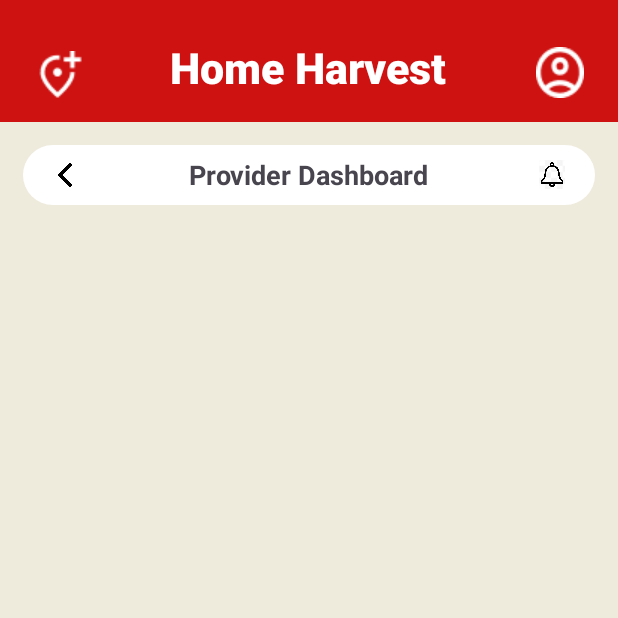
After one commit to Vraj-14/monir-try, an Android app: the provider_dashboard screen opened directly, with no data from a screen before it, on a phone screen of 412 x 824 dp, the top half of it. The commit adds this screen. Run offline under Robolectric (Android 15) with nearby library versions, the light colour scheme and no system bars; Roboto replaces fonts that are not available here.

Commit message:
commit till 12-11-24

```diff
--- a/app/src/main/AndroidManifest.xml
+++ b/app/src/main/AndroidManifest.xml
@@ -12,6 +12,9 @@
         android:supportsRtl="true"
         android:theme="@style/Theme.Monirtry"
         tools:targetApi="31">
+        <activity
+            android:name=".provider_dashboard"
+            android:exported="false" />
         <activity
             android:name=".Location_4"
             android:exported="false" />
--- a/app/src/main/java/com/example/monir_try/HomePage.java
+++ b/app/src/main/java/com/example/monir_try/HomePage.java
@@ -18,7 +18,6 @@ public class HomePage extends AppCompatActivity {
     private ta_ItemAdapter ta_itemAdapter;
     private List<ta_ItemModel> ta_ItemList;
 
-
     private RecyclerView horizontalRecyclerView;
     private HorizontalAdapter adapter;
     private List<ItemModel> itemList;
@@ -38,7 +37,7 @@ public class HomePage extends AppCompatActivity {
             }
         });
 
-        // Initialize RecyclerView and set layout manager
+        // Initialize horizontal RecyclerView and set layout manager
         horizontalRecyclerView = findViewById(R.id.horizontalRecyclerView);
         LinearLayoutManager layoutManager = new LinearLayoutManager(this, LinearLayoutManager.HORIZONTAL, false);
         horizontalRecyclerView.setLayoutManager(layoutManager);
@@ -50,7 +49,7 @@ public class HomePage extends AppCompatActivity {
         itemList.add(new ItemModel(R.drawable.punjabi, "Punjabi"));
         itemList.add(new ItemModel(R.drawable.chinese, "Chinese"));
 
-        // Initialize the adapter and set it on the RecyclerView
+        // Initialize the adapter and set it on the horizontal RecyclerView
         adapter = new HorizontalAdapter(itemList, new HorizontalAdapter.OnItemClickListener() {
             @Override
             public void onItemClick(ItemModel item) {
@@ -61,40 +60,62 @@ public class HomePage extends AppCompatActivity {
                         startActivity(intent);
                         break;
 
-                    case "Punjabi" :
-                        intent = new Intent(HomePage.this, Pizza.class);
+                    case "Punjabi":
+                        intent = new Intent(HomePage.this, Pizza.class); // Change to appropriate class
                         startActivity(intent);
-                        break;//change to punjabi.class
+                        break;
 
                     case "Gujarati":
-                        intent = new Intent(HomePage.this, Pizza.class); //change to gujarati.class
+                        intent = new Intent(HomePage.this, Pizza.class); // Change to appropriate class
                         startActivity(intent);
                         break;
                 }
             }
         });
-        // Set the adapter for RecyclerView
+        // Set the adapter for horizontal RecyclerView
         horizontalRecyclerView.setAdapter(adapter);
-
-
 
         //*****************************************************************************************
 
-        //Initialize the RecyclerView and set layout manager
+        // Initialize the vertical RecyclerView and set layout manager
         ta_RecyclerView = findViewById(R.id.ta_RecyclerView);
         ta_RecyclerView.setLayoutManager(new LinearLayoutManager(this));
 
-        //Inintialize data
+        // Initialize data for ta_ItemList
         ta_ItemList = new ArrayList<>();
-        //List<ta_ItemModel> itemList = new ArrayList<>();
         ta_ItemList.add(new ta_ItemModel(R.drawable.mask_group_1, "Mummy's Kitchen", "North Indian", "1.6 Km Away", 4.5f));
         ta_ItemList.add(new ta_ItemModel(R.drawable.mask_group_1, "Mahi Krupa Kitchen", "Punjabi", "2.5 Km Away", 3.5f));
         ta_ItemList.add(new ta_ItemModel(R.drawable.mask_group_1, "Krishna Kitchen", "Gujarati", "5 Km Away", 2.5f));
 
-        ta_itemAdapter = new ta_ItemAdapter(this, ta_ItemList);
+        // Initialize the ta_itemAdapter and set it on the vertical RecyclerView
+        ta_itemAdapter = new ta_ItemAdapter(this, ta_ItemList, new ta_ItemAdapter.OnItemClickListener() {
+            @Override
+            public void onItemClick(ta_ItemModel item) {
+                // Handle item click here
+                Intent intent;
+                switch (item.getProviderName()) {
+                    case "Mummy's Kitchen":
+                        intent = new Intent(HomePage.this, Pizza.class); // Change to actual activity
+                        startActivity(intent);
+                        break;
+
+                    case "Mahi Krupa Kitchen":
+                        intent = new Intent(HomePage.this, Pizza.class); // Change to actual activity
+                        startActivity(intent);
+                        break;
+
+                    case "Krishna Kitchen":
+                        intent = new Intent(HomePage.this, Pizza.class); // Change to actual activity
+                        startActivity(intent);
+                        break;
+                }
+            }
+        });
+
+        // Set the adapter for the vertical RecyclerView
         ta_RecyclerView.setAdapter(ta_itemAdapter);
 
-
-        Log.d("HomePage", "Adapter is attached to RecyclerView"); // Debugging log
+        // Debugging log to confirm setup
+        Log.d("HomePage", "Adapter is attached to RecyclerView");
     }
 }
--- /dev/null
+++ b/app/src/main/java/com/example/monir_try/provider_dashboard.java
@@ -0,0 +1,24 @@
+package com.example.monir_try;
+
+import android.os.Bundle;
+
+import androidx.activity.EdgeToEdge;
+import androidx.appcompat.app.AppCompatActivity;
+import androidx.core.graphics.Insets;
+import androidx.core.view.ViewCompat;
+import androidx.core.view.WindowInsetsCompat;
+
+public class provider_dashboard extends AppCompatActivity {
+
+    @Override
+    protected void onCreate(Bundle savedInstanceState) {
+        super.onCreate(savedInstanceState);
+        EdgeToEdge.enable(this);
+        setContentView(R.layout.activity_provider_dashboard);
+        ViewCompat.setOnApplyWindowInsetsListener(findViewById(R.id.main), (v, insets) -> {
+            Insets systemBars = insets.getInsets(WindowInsetsCompat.Type.systemBars());
+            v.setPadding(systemBars.left, systemBars.top, systemBars.right, systemBars.bottom);
+            return insets;
+        });
+    }
+}
--- a/app/src/main/java/com/example/monir_try/ta_ItemAdapter.java
+++ b/app/src/main/java/com/example/monir_try/ta_ItemAdapter.java
@@ -19,21 +19,29 @@ public class ta_ItemAdapter extends RecyclerView.Adapter<ta_ItemAdapter.ViewHold
 
     private Context context;
     private List<ta_ItemModel> ta_itemList;
+    private OnItemClickListener listener;
 
-    //Constructor
-    public ta_ItemAdapter(Context context, List<ta_ItemModel> itemList) {
+    // Constructor
+    public ta_ItemAdapter(Context context, List<ta_ItemModel> itemList, OnItemClickListener listener) {
         this.context = context;
         this.ta_itemList = itemList;
+        this.listener = listener;
     }
+
+    // Interface for item click handling
+    public interface OnItemClickListener {
+        void onItemClick(ta_ItemModel item);
+    }
+
     @NonNull
     @Override
-    public ta_ItemAdapter.ViewHolder onCreateViewHolder(@NonNull ViewGroup parent, int viewType) {
+    public ViewHolder onCreateViewHolder(@NonNull ViewGroup parent, int viewType) {
         View view = LayoutInflater.from(context).inflate(R.layout.ta_itemlayout, parent, false);
         return new ViewHolder(view);
     }
 
-    @Override //dddd
-    public void onBindViewHolder(@NonNull ta_ItemAdapter.ViewHolder holder, int position) {
+    @Override
+    public void onBindViewHolder(@NonNull ViewHolder holder, int position) {
         ta_ItemModel item = ta_itemList.get(position);
 
         // Bind data to the views in the ViewHolder
@@ -42,8 +50,17 @@ public class ta_ItemAdapter extends RecyclerView.Adapter<ta_ItemAdapter.ViewHold
         holder.itemMenuType.setText(item.getMenuType());
         holder.itemDistance.setText(item.getDistance());
         holder.itemRating.setRating(item.getRating());
+
+        // Set an onClickListener for each item
+        holder.itemView.setOnClickListener(new View.OnClickListener() {
+            @Override
+            public void onClick(View v) {
+                if (listener != null) {
+                    listener.onItemClick(item);
+                }
+            }
+        });
     }
-
 
     @Override
     public int getItemCount() {
@@ -64,10 +81,6 @@ public class ta_ItemAdapter extends RecyclerView.Adapter<ta_ItemAdapter.ViewHold
             itemMenuType = itemView.findViewById(R.id.menu_type);
             itemDistance = itemView.findViewById(R.id.distance);
             itemRating = itemView.findViewById(R.id.ratingBar);
-
         }
     }
-
-
-
 }
--- a/app/src/main/res/layout/activity_home_page.xml
+++ b/app/src/main/res/layout/activity_home_page.xml
@@ -56,11 +56,10 @@
         <ImageView
             android:id="@+id/imageView2"
             android:layout_width="30dp"
-            android:layout_height="123dp"
+            android:layout_height="match_parent"
             android:layout_weight="1"
             android:paddingTop="15dp"
             android:paddingRight="15dp"
-            android:paddingBottom="30dp"
             android:scaleType="centerInside"
             app:srcCompat="@drawable/account_circle" />
 
--- /dev/null
+++ b/app/src/main/res/layout/activity_provider_dashboard.xml
@@ -0,0 +1,153 @@
+<?xml version="1.0" encoding="utf-8"?>
+<androidx.constraintlayout.widget.ConstraintLayout xmlns:android="http://schemas.android.com/apk/res/android"
+    xmlns:app="http://schemas.android.com/apk/res-auto"
+    xmlns:tools="http://schemas.android.com/tools"
+    android:id="@+id/main"
+    android:layout_width="match_parent"
+    android:layout_height="match_parent"
+    tools:context=".provider_dashboard">
+
+    <LinearLayout
+        android:layout_width="match_parent"
+        android:layout_height="match_parent"
+        android:background="#EEEBDD"
+        android:orientation="vertical"
+        app:layout_constraintBottom_toBottomOf="parent"
+        app:layout_constraintEnd_toEndOf="parent"
+        app:layout_constraintHorizontal_bias="0.5"
+        app:layout_constraintStart_toStartOf="parent"
+        app:layout_constraintTop_toTopOf="parent"
+        app:layout_constraintVertical_bias="0.5">
+
+
+        <LinearLayout
+            android:layout_width="match_parent"
+            android:layout_height="81dp"
+            android:background="#CE1212"
+            android:orientation="horizontal"
+            app:layout_constraintBottom_toBottomOf="parent"
+            app:layout_constraintEnd_toEndOf="parent"
+            app:layout_constraintHorizontal_bias="0.0"
+            app:layout_constraintStart_toStartOf="parent"
+            app:layout_constraintTop_toTopOf="parent"
+            app:layout_constraintVertical_bias="0">
+
+            <ImageView
+                android:id="@+id/imageView4"
+                android:layout_width="30dp"
+                android:layout_height="match_parent"
+                android:layout_weight="1"
+                android:adjustViewBounds="true"
+                android:paddingLeft="15dp"
+                android:paddingTop="30dp"
+                android:paddingBottom="10dp"
+                android:scaleType="centerInside"
+                app:srcCompat="@drawable/add_location_alt" />
+
+            <TextView
+                android:id="@+id/textView11"
+                android:layout_width="1dp"
+                android:layout_height="match_parent"
+                android:layout_weight="9"
+                android:fontFamily="sans-serif-medium"
+                android:gravity="center_horizontal"
+                android:paddingTop="25dp"
+                android:text="Home Harvest"
+                android:textAllCaps="false"
+                android:textColor="#FFFFFF"
+                android:textSize="28.6sp"
+                android:textStyle="bold" />
+
+            <ImageView
+                android:id="@+id/imageView2"
+                android:layout_width="30dp"
+                android:layout_height="match_parent"
+                android:layout_weight="1"
+                android:paddingTop="15dp"
+                android:paddingRight="15dp"
+                android:scaleType="centerInside"
+                app:srcCompat="@drawable/account_circle" />
+
+
+        </LinearLayout>
+
+        <androidx.constraintlayout.widget.Guideline
+            android:id="@+id/guideline10"
+            android:layout_width="wrap_content"
+            android:layout_height="wrap_content"
+            android:orientation="vertical"
+            app:layout_constraintGuide_begin="20dp" />
+
+        <androidx.constraintlayout.widget.Guideline
+            android:id="@+id/guideline11"
+            android:layout_width="wrap_content"
+            android:layout_height="wrap_content"
+            android:orientation="horizontal"
+            app:layout_constraintGuide_begin="20dp" />
+
+        <LinearLayout
+            android:layout_width="match_parent"
+            android:layout_height="40dp"
+            android:layout_marginStart="15dp"
+            android:layout_marginTop="15dp"
+            android:layout_marginEnd="15dp"
+            android:background="@drawable/rounded_corners"
+            android:orientation="horizontal">
+
+
+            <LinearLayout
+                android:layout_width="match_parent"
+                android:layout_height="wrap_content"
+                android:orientation="horizontal"
+                android:gravity="center">
+
+                <!-- Left ImageView -->
+                <ImageView
+                    android:id="@+id/imageView10"
+                    android:layout_width="0dp"
+                    android:layout_height="wrap_content"
+                    android:layout_weight="1"
+                    android:scaleType="centerInside"
+                    android:padding="12dp"
+                    app:srcCompat="@drawable/arrow_left" />
+
+                <!-- Centered TextView -->
+                <TextView
+                    android:id="@+id/textView31"
+                    android:layout_width="212dp"
+                    android:layout_height="match_parent"
+                    android:layout_weight="1"
+                    android:gravity="center"
+                    android:text="Provider Dashboard"
+                    android:textSize="18sp"
+                    android:textStyle="bold" />
+
+                <ImageView
+                    android:id="@+id/imageView11"
+                    android:layout_width="0dp"
+                    android:layout_height="30dp"
+                    android:layout_weight="1"
+                    android:padding="5dp"
+                    android:scaleType="centerInside"
+                    app:srcCompat="@drawable/noti" />
+                <!-- Right ImageView -->
+
+            </LinearLayout>
+
+
+
+        </LinearLayout>
+
+        <ScrollView
+            android:layout_width="match_parent"
+            android:layout_height="match_parent">
+
+            <LinearLayout
+                android:layout_width="match_parent"
+                android:layout_height="wrap_content"
+                android:orientation="vertical" />
+        </ScrollView>
+
+    </LinearLayout>
+
+</androidx.constraintlayout.widget.ConstraintLayout>
```
Also changed, not shown: app/src/main/res/drawable/arrow_left.png (added), app/src/main/res/drawable/noti.jpg (added), app/src/main/res/drawable/notification.jpg (added), app/src/main/res/drawable/notification_1.jpg (added), app/src/main/res/drawable/radhe_krishna.jpg (added).
